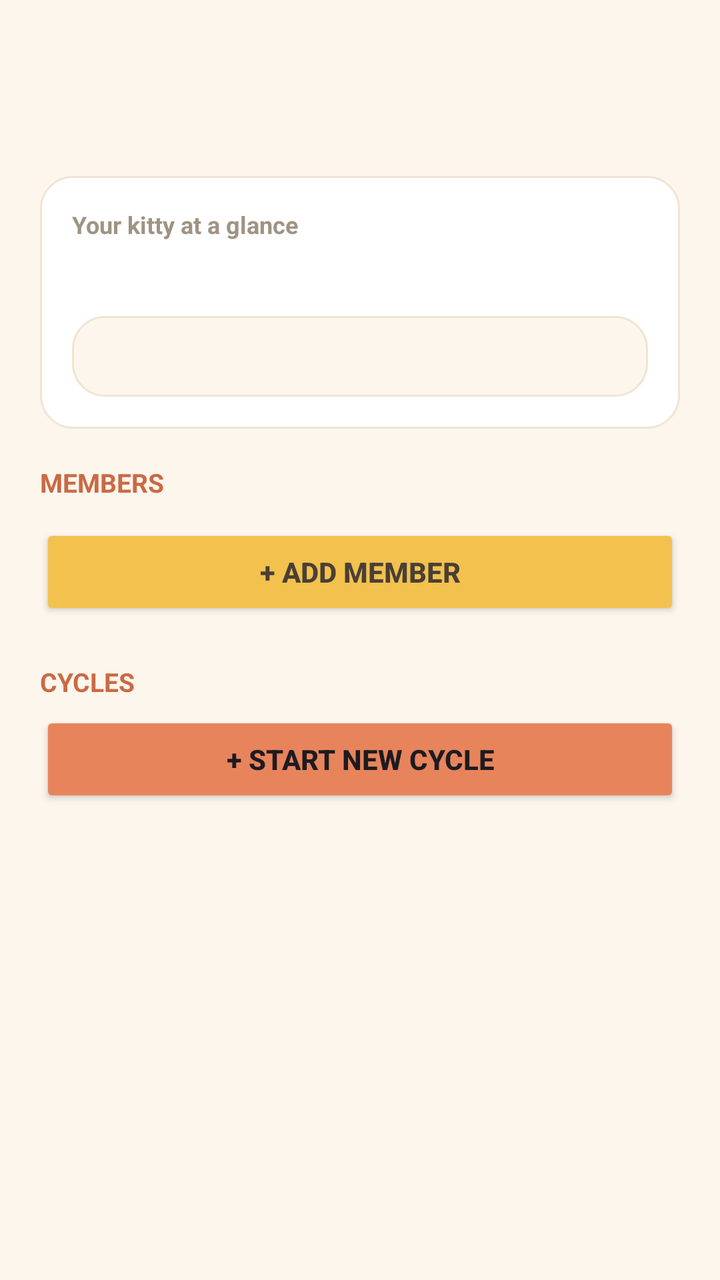
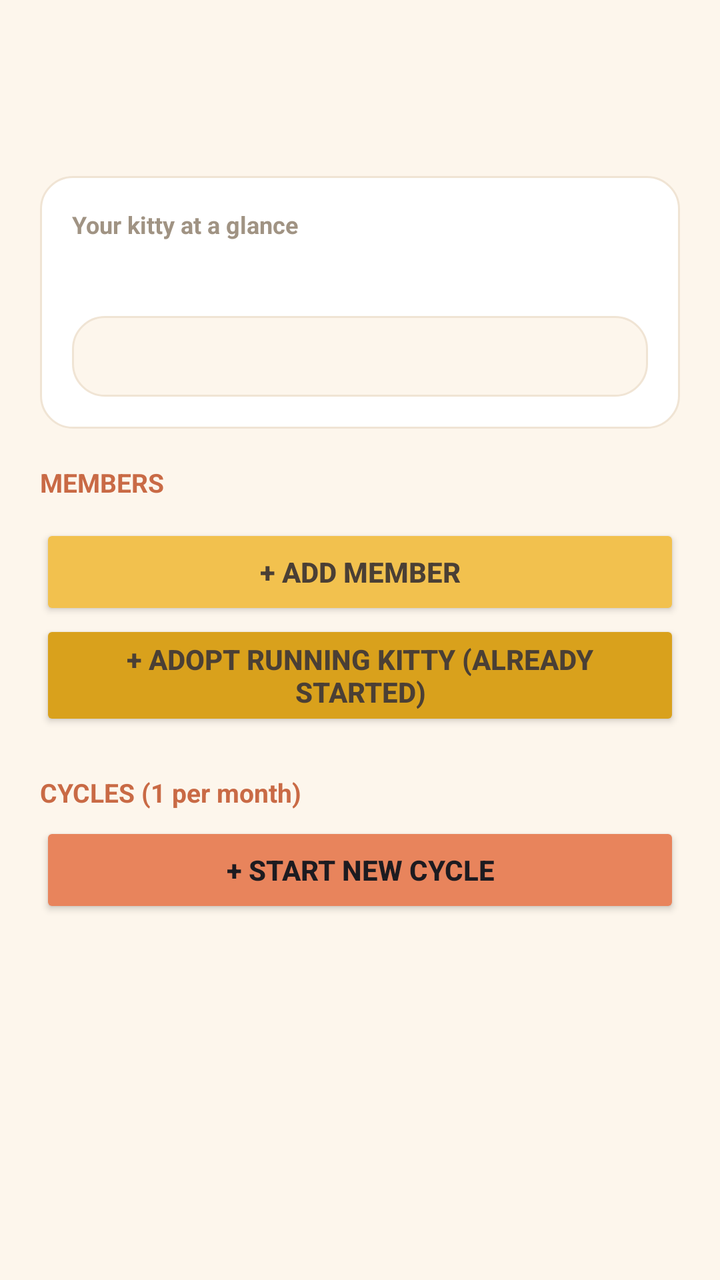

Two renders of the same Android screen: before a commit and after it. Below are the layout's source before the change and the commit's diff.
<!-- AndroidManifest.xml: application theme Theme.KittyMoney -->
<!-- res/layout/activity_kitty_detail.xml -->
<?xml version="1.0" encoding="utf-8"?>
<ScrollView xmlns:android="http://schemas.android.com/apk/res/android"
    android:layout_width="match_parent"
    android:layout_height="match_parent"
    android:background="@color/warm_cream"
    android:fillViewport="true">

    <LinearLayout
        android:layout_width="match_parent"
        android:layout_height="wrap_content"
        android:orientation="vertical"
        android:padding="20dp">

        <TextView
            android:id="@+id/tvKittyName"
            android:layout_width="wrap_content"
            android:layout_height="wrap_content"
            android:textColor="@color/warm_text"
            android:textSize="26sp"
            android:textStyle="bold" />

        <TextView
            android:id="@+id/tvKittyMeta"
            android:layout_width="wrap_content"
            android:layout_height="wrap_content"
            android:textColor="@color/warm_subtext"
            android:layout_marginBottom="14dp" />

        <LinearLayout
            android:layout_width="match_parent"
            android:layout_height="wrap_content"
            android:orientation="vertical"
            android:background="@drawable/bg_card"
            android:padding="16dp"
            android:layout_marginBottom="18dp">

            <TextView
                android:id="@+id/tvStatsTitle"
                android:layout_width="wrap_content"
                android:layout_height="wrap_content"
                android:text="Your kitty at a glance"
                android:textColor="@color/warm_subtext"
                android:textSize="12sp"
                android:textStyle="bold" />

            <TextView
                android:id="@+id/tvStats"
                android:layout_width="match_parent"
                android:layout_height="wrap_content"
                android:layout_marginTop="8dp"
                android:textColor="@color/warm_text"
                android:textSize="16sp" />

            <TextView
                android:id="@+id/tvNextPayout"
                android:layout_width="match_parent"
                android:layout_height="wrap_content"
                android:layout_marginTop="8dp"
                android:padding="10dp"
                android:background="@drawable/bg_card_soft"
                android:textColor="@color/warm_text"
                android:textSize="15sp" />

        </LinearLayout>

        <TextView
            android:layout_width="wrap_content"
            android:layout_height="wrap_content"
            android:text="MEMBERS"
            android:textStyle="bold"
            android:textColor="@color/warm_primary_dark"
            android:textSize="13sp"
            android:layout_marginBottom="6dp" />

        <LinearLayout
            android:id="@+id/membersContainer"
            android:layout_width="match_parent"
            android:layout_height="wrap_content"
            android:orientation="vertical"
            android:layout_marginBottom="6dp" />

        <Button
            android:id="@+id/btnAddMember"
            android:layout_width="match_parent"
            android:layout_height="wrap_content"
            android:backgroundTint="@color/warm_secondary"
            android:textColor="@color/warm_text"
            android:text="+ Add Member"
            android:textStyle="bold" />

        <TextView
            android:layout_width="wrap_content"
            android:layout_height="wrap_content"
            android:text="CYCLES"
            android:textStyle="bold"
            android:textColor="@color/warm_primary_dark"
            android:textSize="13sp"
            android:layout_marginTop="22dp"
            android:layout_marginBottom="6dp" />

        <Button
            android:id="@+id/btnAddCycle"
            android:layout_width="match_parent"
            android:layout_height="wrap_content"
            android:backgroundTint="@color/warm_primary"
            android:text="+ Start New Cycle"
            android:textStyle="bold" />

        <LinearLayout
            android:id="@+id/cyclesContainer"
            android:layout_width="match_parent"
            android:layout_height="wrap_content"
            android:orientation="vertical"
            android:layout_marginTop="10dp" />

    </LinearLayout>
</ScrollView>
<!-- resources referenced by this layout -->
<resources>
  <color name="warm_cream">#FDF6EC</color>
  <color name="warm_primary">#E8845C</color>
  <color name="warm_primary_dark">#C96A45</color>
  <color name="warm_secondary">#F2C14E</color>
  <color name="warm_subtext">#A09383</color>
  <color name="warm_text">#4A3F35</color>
  <!-- drawable bg_card (drawable) -->
  <?xml version="1.0" encoding="utf-8"?>
  <shape xmlns:android="http://schemas.android.com/apk/res/android" android:shape="rectangle">
      <corners android:radius="16dp" />
      <solid android:color="@color/warm_card" />
      <stroke android:width="1dp" android:color="@color/warm_border" />
  </shape>
  <!-- drawable bg_card_soft (drawable) -->
  <?xml version="1.0" encoding="utf-8"?>
  <shape xmlns:android="http://schemas.android.com/apk/res/android" android:shape="rectangle">
      <corners android:radius="16dp" />
      <solid android:color="@color/warm_cream" />
      <stroke android:width="1dp" android:color="@color/warm_border" />
  </shape>
  <style name="Theme.KittyMoney" parent="Theme.Material3.DayNight.NoActionBar">
          <item name="colorPrimary">@color/warm_primary</item>
          <item name="colorPrimaryVariant">@color/warm_primary_dark</item>
          <item name="colorSecondary">@color/warm_secondary</item>
          <item name="android:windowLightStatusBar">true</item>
          <item name="android:statusBarColor">@color/warm_cream</item>
          <item name="android:navigationBarColor">@color/warm_cream</item>
          <item name="android:colorBackground">@color/warm_cream</item>
      </style>
  <color name="warm_card">#FFFFFF</color>
  <color name="warm_border">#F0E4D4</color>
</resources>

<!-- the commit's change to res/layout/activity_kitty_detail.xml (unified diff, before → after) -->
@@ -88,10 +88,19 @@
             android:text="+ Add Member"
             android:textStyle="bold" />
 
+        <Button
+            android:id="@+id/btnAdopt"
+            android:layout_width="match_parent"
+            android:layout_height="wrap_content"
+            android:backgroundTint="@color/warm_amber"
+            android:textColor="@color/warm_text"
+            android:text="+ Adopt Running Kitty (already started)"
+            android:textStyle="bold" />
+
         <TextView
             android:layout_width="wrap_content"
             android:layout_height="wrap_content"
-            android:text="CYCLES"
+            android:text="CYCLES (1 per month)"
             android:textStyle="bold"
             android:textColor="@color/warm_primary_dark"
             android:textSize="13sp"
<!-- resource entries referenced after the edit -->
@@ -1,5 +1,6 @@
 <!-- resources referenced by this layout -->
 <resources>
+  <color name="warm_amber">#D9A11C</color>
   <color name="warm_cream">#FDF6EC</color>
   <color name="warm_primary">#E8845C</color>
   <color name="warm_primary_dark">#C96A45</color>
